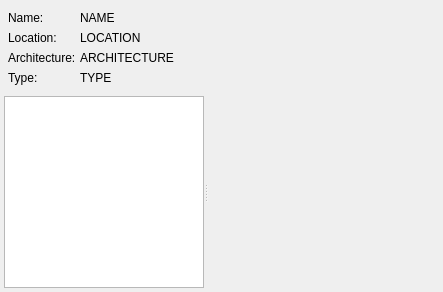
akapustiatyahoocouk/EmuOne, file Src.QT/emuone/StoppedVirtualMachineView.ui: the form before one commit.
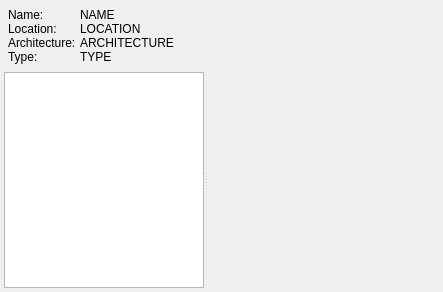
The form after the commit.

The edit to the form file:
```diff
--- a/Src.QT/emuone/StoppedVirtualMachineView.ui
+++ b/Src.QT/emuone/StoppedVirtualMachineView.ui
@@ -129,6 +129,12 @@
    </item>
    <item row="1" column="0">
     <widget class="QSplitter" name="splitter">
+     <property name="sizePolicy">
+      <sizepolicy hsizetype="Expanding" vsizetype="Expanding">
+       <horstretch>0</horstretch>
+       <verstretch>0</verstretch>
+      </sizepolicy>
+     </property>
      <property name="orientation">
       <enum>Qt::Orientation::Horizontal</enum>
      </property>
@@ -151,6 +157,12 @@
         <height>16777215</height>
        </size>
       </property>
+      <property name="horizontalScrollBarPolicy">
+       <enum>Qt::ScrollBarPolicy::ScrollBarAsNeeded</enum>
+      </property>
+      <property name="wordWrap">
+       <bool>false</bool>
+      </property>
       <attribute name="headerVisible">
        <bool>false</bool>
       </attribute>
```
